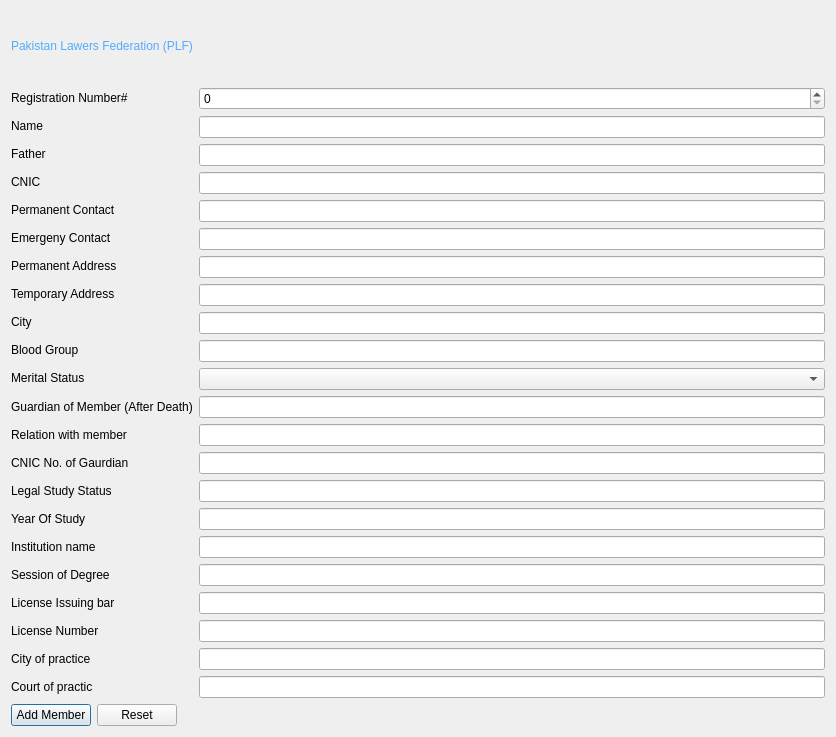
Old version of the form addmemberform.ui in the repository ZeroCoolHacker/PLFDirectory.
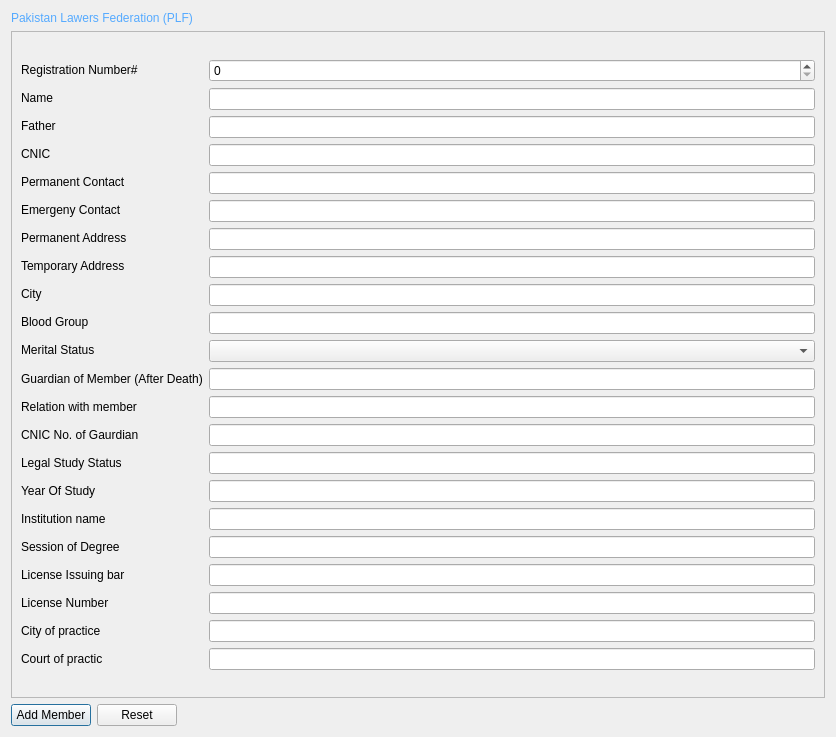
New version of the form.

Commit message: fixed the bug where the app closed causing an exception Changed the layout changed showMaximized to exec

```diff
--- a/addmemberform.ui
+++ b/addmemberform.ui
@@ -13,7 +13,7 @@
   <property name="windowTitle">
    <string>Dialog</string>
   </property>
-  <layout class="QGridLayout" name="gridLayout">
+  <layout class="QGridLayout" name="gridLayout_2">
    <item row="0" column="0">
     <widget class="QLabel" name="title_label">
      <property name="styleSheet">
@@ -26,6 +26,23 @@
     </widget>
    </item>
    <item row="1" column="0">
+    <layout class="QVBoxLayout" name="verticalLayout_3">
+     <item>
+      <widget class="QScrollArea" name="scrollArea">
+       <property name="widgetResizable">
+        <bool>true</bool>
+       </property>
+       <widget class="QWidget" name="scrollAreaWidgetContents">
+        <property name="geometry">
+         <rect>
+          <x>0</x>
+          <y>0</y>
+          <width>814</width>
+          <height>653</height>
+         </rect>
+        </property>
+        <layout class="QGridLayout" name="gridLayout">
+         <item row="0" column="0">
     <layout class="QHBoxLayout" name="horizontalLayout">
      <item>
       <layout class="QVBoxLayout" name="verticalLayout">
@@ -327,7 +344,11 @@
      </item>
     </layout>
    </item>
-   <item row="2" column="0">
+        </layout>
+       </widget>
+      </widget>
+     </item>
+     <item>
     <layout class="QHBoxLayout" name="horizontalLayout_2">
      <item>
       <widget class="QPushButton" name="addMember_pushbutton">
@@ -355,6 +376,8 @@
         </size>
        </property>
       </spacer>
+       </item>
+      </layout>
      </item>
     </layout>
    </item>
```
Lines whose indentation alone changed are shown as unchanged. The commit also changes 3 other files.
